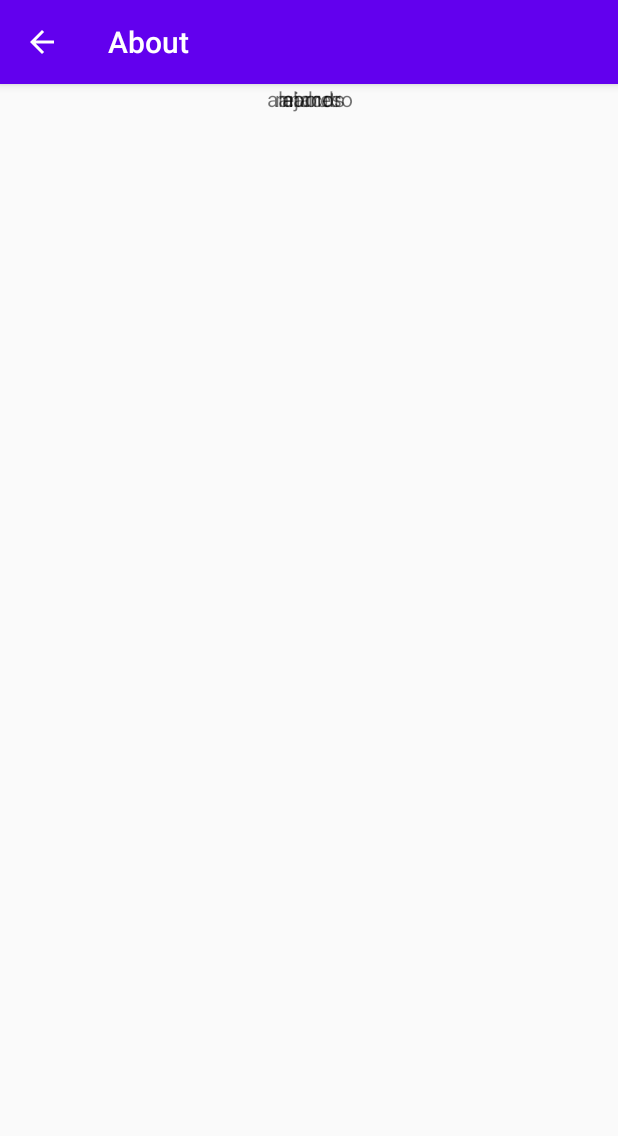
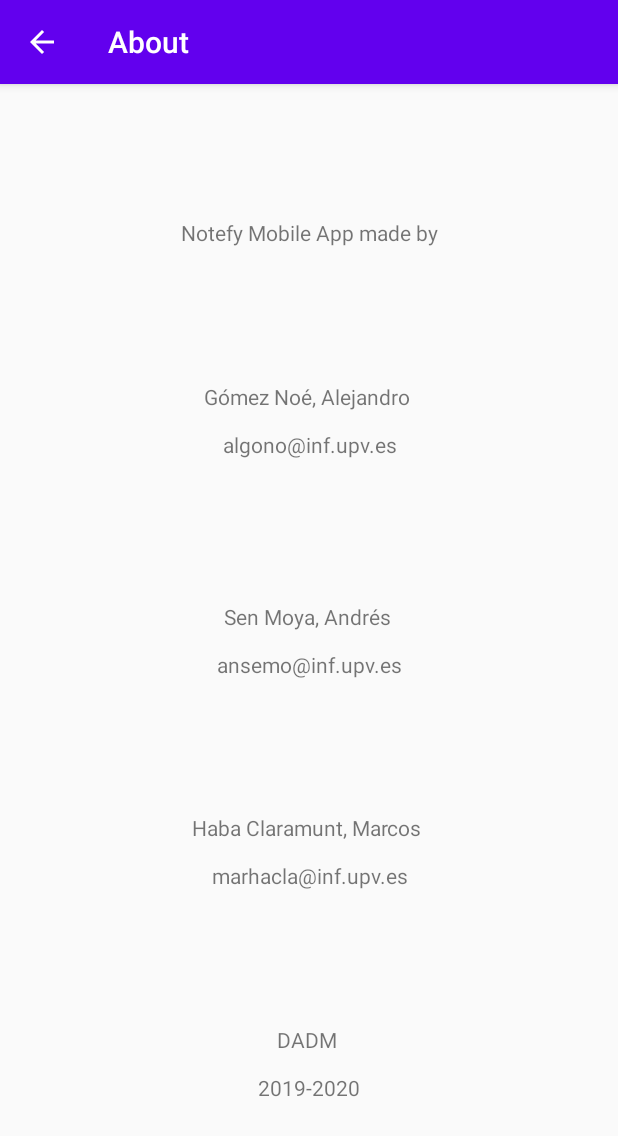
Before and after one commit to Notefy-DADM/Notefy, an Android app: the AboutActivity screen opened directly, with no data from a screen before it, on a phone screen of 412 x 824 dp. Shown: the top 1136 px of the screen. Run offline under Robolectric (Android 15) with nearby library versions, the phone set to English and light mode, and no system bars.

Commit message:
Update MainActivity 6
Toolbar, NavigationDrawer, styles.xml, AboutActivity. Fragments.

Crash on back from AboutActivity on land configuration to MainActivity.

```diff
--- /dev/null
+++ b/app/src/main/res/drawable/ic_add_circle.xml
@@ -0,0 +1,5 @@
+<vector android:height="24dp" android:tint="#FFFFFF"
+    android:viewportHeight="24.0" android:viewportWidth="24.0"
+    android:width="24dp" xmlns:android="http://schemas.android.com/apk/res/android">
+    <path android:fillColor="#FF000000" android:pathData="M12,2C6.48,2 2,6.48 2,12s4.48,10 10,10 10,-4.48 10,-10S17.52,2 12,2zM17,13h-4v4h-2v-4L7,13v-2h4L11,7h2v4h4v2z"/>
+</vector>
--- a/app/src/main/res/layout/activity_about.xml
+++ b/app/src/main/res/layout/activity_about.xml
@@ -9,35 +9,69 @@
 
     <androidx.constraintlayout.widget.ConstraintLayout
         android:layout_width="match_parent"
-        android:layout_height="wrap_content"
-        >
+        android:layout_height="wrap_content">
 
         <TextView
             android:id="@+id/text_about"
-            android:layout_width="match_parent"
+            android:layout_width="wrap_content"
             android:layout_height="wrap_content"
             android:gravity="center"
-            android:text="about"
-            app:layout_constraintTop_toTopOf="@id/alejandro_about" />
+            android:text="@string/text_about"
+            app:layout_constraintBottom_toTopOf="@+id/alejandro_about"
+            app:layout_constraintEnd_toEndOf="parent"
+            app:layout_constraintHorizontal_bias="0.5"
+            app:layout_constraintStart_toStartOf="parent"
+            app:layout_constraintTop_toTopOf="parent" />
+
         <TextView
             android:id="@+id/alejandro_about"
-            android:layout_width="match_parent"
+            android:layout_width="wrap_content"
             android:layout_height="wrap_content"
-            android:text="alejandro"
+            android:layout_marginBottom="6dp"
             android:gravity="center"
-            app:layout_constraintTop_toTopOf="@id/andres_about"/>
+            android:text="@string/alejandro_about"
+            app:layout_constraintBottom_toTopOf="@+id/andres_about"
+            app:layout_constraintEnd_toEndOf="parent"
+            app:layout_constraintHorizontal_bias="0.5"
+            app:layout_constraintStart_toStartOf="parent"
+            app:layout_constraintTop_toBottomOf="@+id/text_about" />
+
         <TextView
             android:id="@+id/andres_about"
-            android:layout_width="match_parent"
+            android:layout_width="wrap_content"
             android:layout_height="wrap_content"
-            android:text="andres"
-            android:gravity="center"/>
+            android:gravity="center"
+            android:text="@string/andres_about"
+            app:layout_constraintBottom_toTopOf="@+id/marcos_about"
+            app:layout_constraintEnd_toEndOf="parent"
+            app:layout_constraintHorizontal_bias="0.5"
+            app:layout_constraintStart_toStartOf="parent"
+            app:layout_constraintTop_toBottomOf="@+id/alejandro_about" />
+
         <TextView
             android:id="@+id/marcos_about"
-            android:layout_width="match_parent"
+            android:layout_width="wrap_content"
             android:layout_height="wrap_content"
-            android:text="marcos"
-            android:gravity="center"/>
+            android:gravity="center"
+            android:text="@string/marcos_about"
+            app:layout_constraintBottom_toTopOf="@+id/DADM_about"
+            app:layout_constraintEnd_toEndOf="parent"
+            app:layout_constraintHorizontal_bias="0.5"
+            app:layout_constraintStart_toStartOf="parent"
+            app:layout_constraintTop_toBottomOf="@+id/andres_about" />
+
+        <TextView
+            android:id="@+id/DADM_about"
+            android:layout_width="wrap_content"
+            android:layout_height="wrap_content"
+            android:gravity="center"
+            android:text="@string/DADM_about"
+            app:layout_constraintBottom_toBottomOf="parent"
+            app:layout_constraintEnd_toEndOf="parent"
+            app:layout_constraintHorizontal_bias="0.5"
+            app:layout_constraintStart_toStartOf="parent"
+            app:layout_constraintTop_toBottomOf="@+id/marcos_about" />
+
     </androidx.constraintlayout.widget.ConstraintLayout>
 
 </androidx.core.widget.NestedScrollView>
--- a/app/src/main/res/menu/drawer_menu.xml
+++ b/app/src/main/res/menu/drawer_menu.xml
@@ -4,9 +4,9 @@
     tools:showIn="navigation_view">
 
     <group android:checkableBehavior="single">
-        <item android:id="@+id/nav_settings"
-            android:icon="@drawable/ic_settings"
-            android:title="@string/nav_settings" />
+        <item android:id="@+id/nav_about"
+            android:icon="@drawable/ic_about"
+            android:title="@string/nav_about" />
     </group>
 
 </menu>
--- a/app/src/main/res/values/colors.xml
+++ b/app/src/main/res/values/colors.xml
@@ -3,4 +3,5 @@
     <color name="colorPrimary">#6200EE</color>
     <color name="colorPrimaryDark">#3700B3</color>
     <color name="colorAccent">#03DAC5</color>
+    <color name="colorHamburger">#FFFFFF</color>
 </resources>
--- a/app/src/main/res/values/strings.xml
+++ b/app/src/main/res/values/strings.xml
@@ -8,7 +8,7 @@
     <string name="hint_noteText">This note is empty. Start typing!</string>
 
     <!--drawer_menu.xml (NavigationDrawer)-->
-    <string name="nav_settings">Settings</string>
+    <string name="nav_about">About</string>
     <!--nav_header.xml (NavegationDrawer Header)-->
     <!--TEMPORAL-->
     <string name="username">Pepe García Martinez</string>
@@ -17,4 +17,11 @@
     <!--MainActivity-->
     <string name="navigation_drawer_open">Open navigation drawer</string>
     <string name="navigation_drawer_close">Close navigation drawer</string>
+
+    <!--AboutActivity-->
+    <string name="text_about">Notefy Mobile App made by</string>
+    <string name="alejandro_about">Gómez Noé, Alejandro \n\nalgono@inf.upv.es</string>
+    <string name="andres_about">Sen Moya, Andrés \n\nansemo@inf.upv.es</string>
+    <string name="marcos_about">Haba Claramunt, Marcos \n\nmarhacla@inf.upv.es</string>
+    <string name="DADM_about">DADM \n\n2019-2020</string>
 </resources>
--- a/app/src/main/res/values/styles.xml
+++ b/app/src/main/res/values/styles.xml
@@ -6,12 +6,18 @@
         <item name="colorPrimary">@color/colorPrimary</item>
         <item name="colorPrimaryDark">@color/colorPrimaryDark</item>
         <item name="colorAccent">@color/colorAccent</item>
+        <item name="drawerArrowStyle">@style/DrawerIcon</item>
     </style>
 
     <style name="AppTheme.NoActionBar">
         <item name="windowActionBar">false</item>
         <item name="windowNoTitle">true</item>
         <item name="android:statusBarColor">@android:color/transparent</item>
+        <item name="drawerArrowStyle">@style/DrawerIcon</item>
+    </style>
+
+    <style name="DrawerIcon" parent="Widget.AppCompat.DrawerArrowToggle">
+        <item name="color">@color/colorHamburger</item>
     </style>
 
 </resources>
```
Also changed, not shown: app/src/main/java/io/github/notefydadm/notefy/View/Activities/MainActivity.java (+20 -2 lines), app/src/main/java/io/github/notefydadm/notefy/ViewModel/NoteViewModel.java (+0 -10 lines), app/src/main/res/drawable/ic_about.xml (added, +9 -0 lines), app/src/main/res/layout-land/activity_main.xml (+3 -8 lines), app/src/main/res/layout/activity_main.xml (+15 -9 lines), app/src/main/res/layout/toolbar.xml (added, +20 -0 lines), app/src/main/res/menu/toolbar_menu.xml (added, +12 -0 lines), 1 other file.
